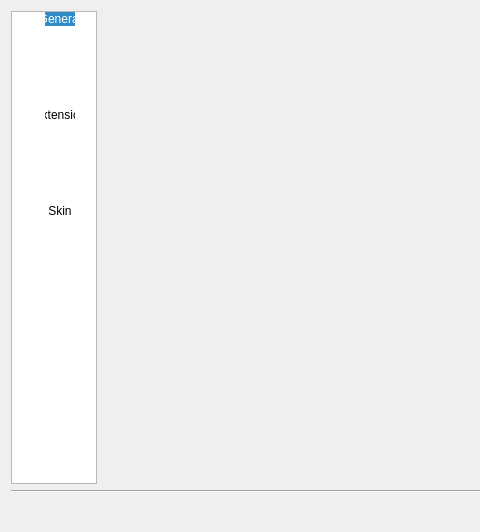
First picture: the form in src/derfla/preferencedialog.ui, repository missdeer/derfla, before the edit; both pictures show x 0 to 480 and y 0 to 532 of the 711 by 532 pixel window.
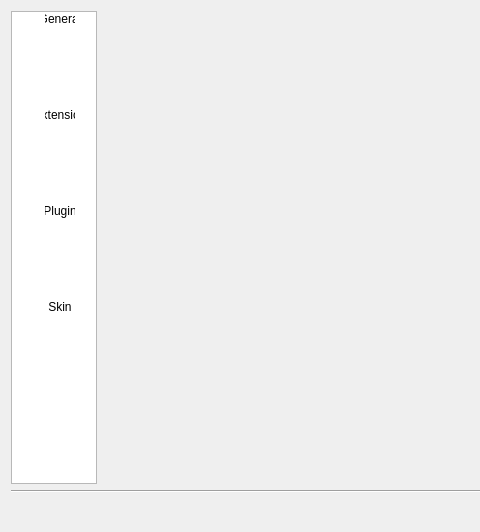
Second picture: the form after the edit. The open tabs and pages were chosen to show the change. Icons and pictures are not drawn.

Commit message: (*)add plugin icon in preference dialog

The edit to the form file:
```diff
--- a/src/derfla/preferencedialog.ui
+++ b/src/derfla/preferencedialog.ui
@@ -70,7 +70,7 @@
         <bool>true</bool>
        </property>
        <property name="currentRow">
-        <number>0</number>
+        <number>-1</number>
        </property>
        <item>
         <property name="text">
@@ -90,6 +90,15 @@
           <normaloff>:/rc/images/extension.png</normaloff>:/rc/images/extension.png</iconset>
         </property>
        </item>
+       <item>
+        <property name="text">
+         <string>Plugin</string>
+        </property>
+        <property name="icon">
+         <iconset resource="derfla.qrc">
+          <normaloff>:/rc/images/plugin.png</normaloff>:/rc/images/plugin.png</iconset>
+        </property>
+       </item>
        <item>
         <property name="text">
          <string>Skin</string>
```
Left out of the diff: 3 changed lines with no effect on the pictures. The commit also changes 1 other file.
